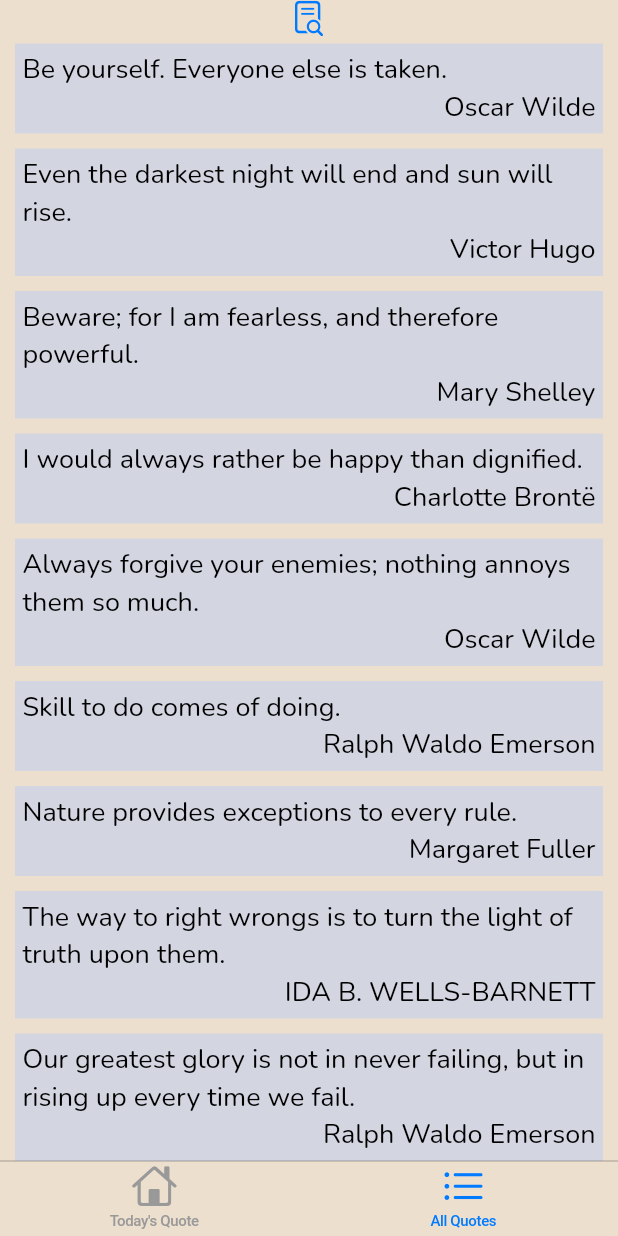
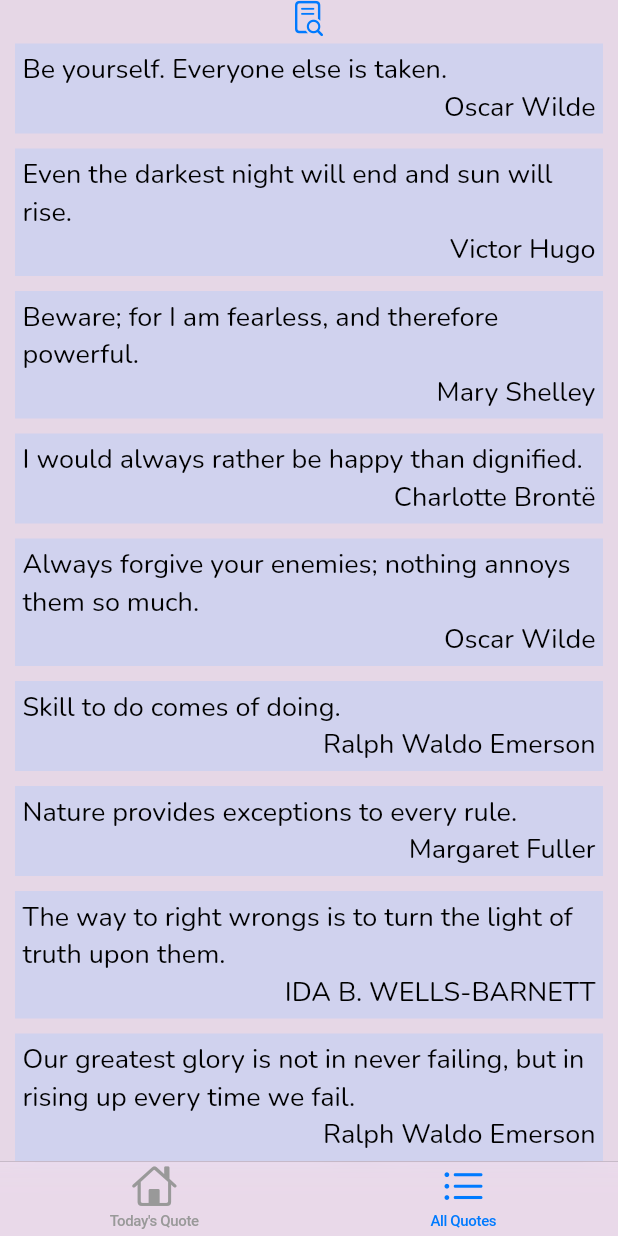
Before and after one commit to omparaday/motivationalquotes, a Flutter app: the screen it shows after launch, after a tap on "All Quotes", on a phone screen of 412 x 824 dp. Run offline on Flutter 3.47's test engine with Material 2 defaults, Android fonts, the phone set to English and light mode, and no system bars; drawn by our look-alikes of flutter_slidable; our stand-ins replace flutter_local_notifications, flutter_native_timezone, google_fonts, share_plus, shared_preferences, timezone and 1 more; missing offline and left inert: shared_preferences_web.

Commit message:
Colors updated

```diff
--- a/lib/main.dart
+++ b/lib/main.dart
@@ -14,15 +14,12 @@ const double SMALL_FONTSIZE = 16;
 const double FONTSIZE = 18;
 const double MEDIUM_FONTSIZE = 20;
 const double LARGE_FONTSIZE = 28;
-
+const Color commonBG = Color.fromARGB(189, 242, 225, 242);
 void main() {
   runApp(new CupertinoApp(
       debugShowCheckedModeBanner: false,
       theme: CupertinoThemeData(
-        scaffoldBackgroundColor: CupertinoDynamicColor.withBrightness(
-          color: Color.fromARGB(255, 237, 223, 206),
-          darkColor: Color.fromARGB(255, 237, 223, 206),
-        ),
+        scaffoldBackgroundColor: commonBG,
           textTheme: CupertinoTextThemeData(
               textStyle: TextStyle(
                 fontFamily: GoogleFonts.nunito().fontFamily,
@@ -63,10 +60,7 @@ class _MainState extends State<Main> {
     return Stack(children: <Widget>[
       CupertinoTabScaffold(
           tabBar: CupertinoTabBar(
-            backgroundColor: CupertinoDynamicColor.withBrightness(
-              color: Color.fromARGB(255, 237, 223, 206),
-              darkColor: Color.fromARGB(255, 237, 223, 206),
-            ),
+            backgroundColor: commonBG,
             currentIndex: _currentIndex,
             onTap: onTabTapped,
             items: [
@@ -87,10 +81,7 @@ class _MainState extends State<Main> {
                   child: CupertinoApp(
                     debugShowCheckedModeBanner: false,
                     theme: CupertinoThemeData(
-                      scaffoldBackgroundColor: CupertinoDynamicColor.withBrightness(
-                        color: Color.fromARGB(255, 237, 223, 206),
-                        darkColor: Color.fromARGB(255, 237, 223, 206),
-                      ),
+                      scaffoldBackgroundColor: commonBG,
                         textTheme: CupertinoTextThemeData(
                             textStyle: TextStyle(
                                 fontSize: FONTSIZE,
--- a/lib/widgets/DecoratedText.dart
+++ b/lib/widgets/DecoratedText.dart
@@ -46,7 +46,7 @@ class DecoratedTextState extends State<DecoratedText> {
           child: Container(
               child: Container(
                   margin: const EdgeInsets.only(top: 5.0, bottom: 5.0),
-                  color: QuoteHelper.isFavoriteQuote(_name) ? Color.fromARGB(125, 247, 195, 104)
+                  color: QuoteHelper.isFavoriteQuote(_name) ? Color.fromARGB(125, 247, 239, 138)
                       : Color.fromARGB(125, 184, 204, 245),
                   child: Container(
                       padding: const EdgeInsets.all(5.0),
```
